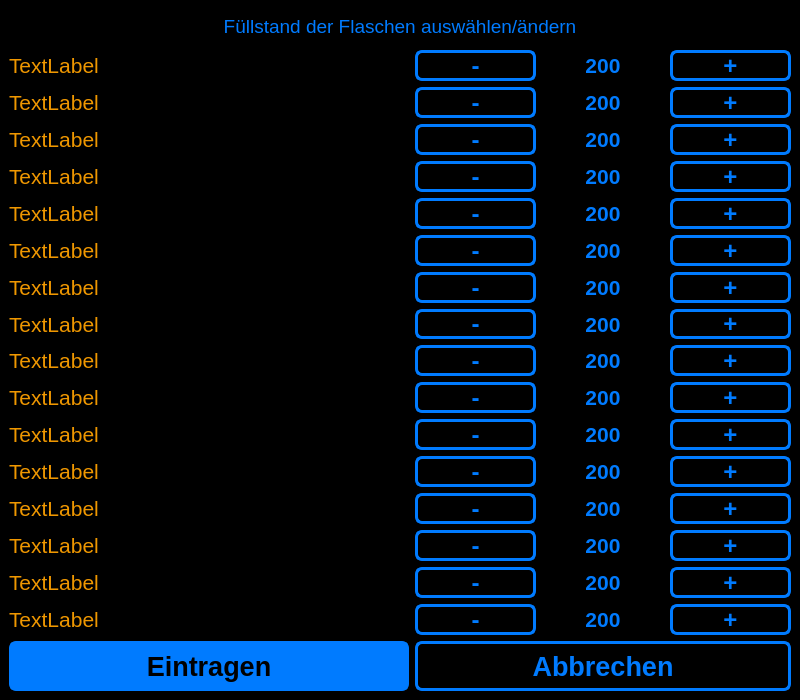
Qt form src/ui_elements/bottlewindow.ui (AndreWohnsland/CocktailBerry) before a commit.
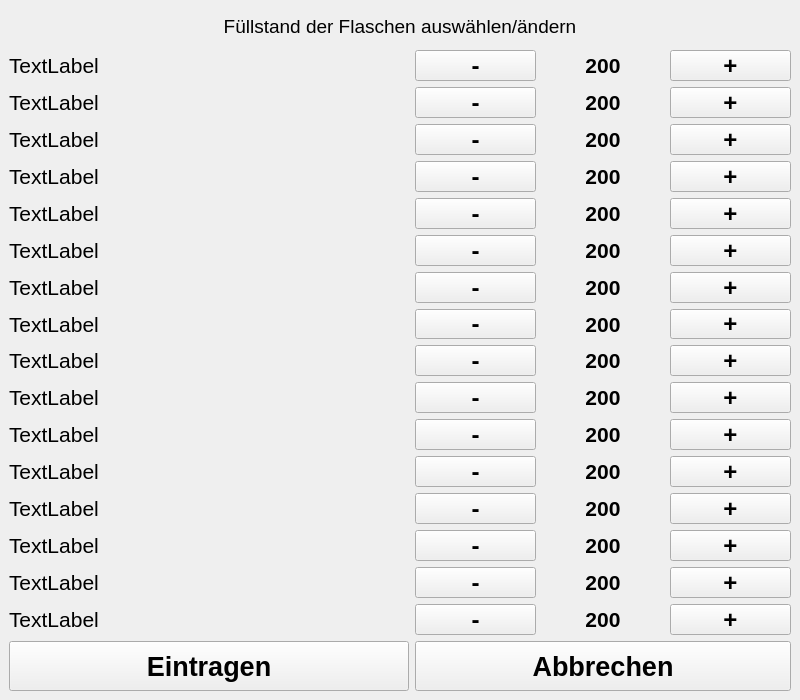
The same form after that commit.

The edit to the form file:
```diff
--- a/src/ui_elements/bottlewindow.ui
+++ b/src/ui_elements/bottlewindow.ui
@@ -35,74 +35,7 @@
    <string>~~ Füllstand der Flaschen auswählen ~~</string>
   </property>
   <property name="styleSheet">
-   <string notr="true">QWidget
-{
-	color: rgb(0, 123, 255);	
-	background-color: rgb(0, 0, 0);
-}
-
-QPushButton {
-	background-color: rgb(0, 0, 0);
-	color: (0, 123, 255);
-    border-width: 3px;
-	border-color: rgb(0, 123, 255);
-	border-style: solid;
-	border-radius: 7;
-	padding: 3px;
-	padding-left: 5px;
-	padding-right: 5px;
-}
-
-QPushButton:pressed, QPushButton:checked
-{
-	color: rgb(239, 151, 0);	
-	border-color: rgb(239, 151, 0);
-}
-
-QProgressBar
-{
-	background-color: rgb(166, 166, 166);
-	color: rgb(0, 0, 0);
-    border: 2px rgb(166, 166, 166);
-    border-radius: 5px;
-}
-
-QProgressBar::chunk {
-	border: 2px rgb(166, 166, 166);
-    border-top-left-radius: 5px;
-    border-bottom-left-radius: 5px;
-    border-top-right-radius: 5px;
-    border-bottom-right-radius: 5px;
-	background-color: rgb(0, 123, 255);
-   /* width: 40px;
-    margin: 0.5px;*/
-}
-
-#Labbruch {
-	color: rgb(239, 151, 0);
-}
-#LName1, #LName2, #LName3, #LName4, #LName5, #LName6, #LName7, #LName8, #LName9, #LName10, #LName11, #LName12, #LName13, #LName14, #LName15, #LName16 {
-	color: rgb(239, 151, 0);
-}
-
-/* Inverted button style */
-#PBEintragen {
-	background-color: rgb(0, 123, 255);  
-	color: rgb(0, 0, 0);
-    border-width: 3px;
-	border-color: rgb(0, 123, 255);
-	border-style: solid;
-	border-radius: 7;
-	padding: 3px;
-	padding-left: 5px;
-	padding-right: 5px;
-}
-
-#PBEintragen:pressed {
-	background-color: rgb(239, 151, 0);	
-	border-color: rgb(239, 151, 0);	
-}
-</string>
+   <string notr="true"/>
   </property>
   <widget class="QWidget" name="centralwidget">
    <layout class="QVBoxLayout" name="verticalLayout">
```
Left out of the diff: 51 changed lines with no effect on the pictures.
